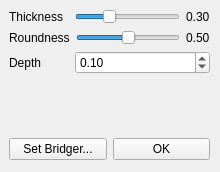
Above: forms/WeavePanel.ui from TopModLab/Unfolding before the change. Below: the same form after it.
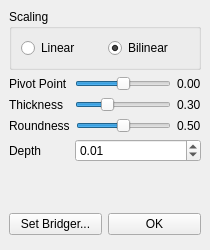
That is the form after the change.

```diff
--- a/forms/WeavePanel.ui
+++ b/forms/WeavePanel.ui
@@ -6,8 +6,8 @@
    <rect>
     <x>0</x>
     <y>0</y>
-    <width>220</width>
-    <height>172</height>
+    <width>210</width>
+    <height>250</height>
    </rect>
   </property>
   <property name="windowTitle">
@@ -18,11 +18,89 @@
     <rect>
      <x>9</x>
      <y>9</y>
-     <width>201</width>
-     <height>151</height>
+     <width>192</width>
+     <height>226</height>
     </rect>
    </property>
    <layout class="QVBoxLayout" name="verticalLayout">
+    <item>
+     <widget class="QGroupBox" name="groupBox">
+      <property name="title">
+       <string>Scaling</string>
+      </property>
+      <layout class="QHBoxLayout" name="horizontalLayout_2">
+       <item>
+        <widget class="QRadioButton" name="scaleLinearBtn">
+         <property name="text">
+          <string>Linear</string>
+         </property>
+         <attribute name="buttonGroup">
+          <string notr="true">scaleBtnGrp</string>
+         </attribute>
+        </widget>
+       </item>
+       <item>
+        <widget class="QRadioButton" name="scaleBilinearBtn">
+         <property name="text">
+          <string>Bilinear</string>
+         </property>
+         <property name="checked">
+          <bool>true</bool>
+         </property>
+         <attribute name="buttonGroup">
+          <string notr="true">scaleBtnGrp</string>
+         </attribute>
+        </widget>
+       </item>
+      </layout>
+     </widget>
+    </item>
+    <item>
+     <layout class="QHBoxLayout" name="horizontalLayout_6">
+      <item>
+       <widget class="QLabel" name="label_2">
+        <property name="sizePolicy">
+         <sizepolicy hsizetype="Fixed" vsizetype="Preferred">
+          <horstretch>0</horstretch>
+          <verstretch>0</verstretch>
+         </sizepolicy>
+        </property>
+        <property name="minimumSize">
+         <size>
+          <width>60</width>
+          <height>0</height>
+         </size>
+        </property>
+        <property name="text">
+         <string>Pivot Point</string>
+        </property>
+       </widget>
+      </item>
+      <item>
+       <widget class="QSlider" name="pivotSlider">
+        <property name="minimum">
+         <number>-99</number>
+        </property>
+        <property name="maximum">
+         <number>99</number>
+        </property>
+        <property name="singleStep">
+         <number>0</number>
+        </property>
+        <property name="orientation">
+         <enum>Qt::Horizontal</enum>
+        </property>
+       </widget>
+      </item>
+      <item>
+       <widget class="QLabel" name="pivotLabel">
+        <property name="text">
+         <string>0.00</string>
+        </property>
+       </widget>
+      </item>
+     </layout>
+    </item>
     <item>
      <layout class="QHBoxLayout" name="horizontalLayout">
       <item>
@@ -133,7 +211,7 @@
          <double>10.000000000000000</double>
         </property>
         <property name="value">
-         <double>0.100000000000000</double>
+         <double>0.010000000000000</double>
         </property>
        </widget>
       </item>
```
Left out of the diff: 6 changed lines with no effect on the pictures.
